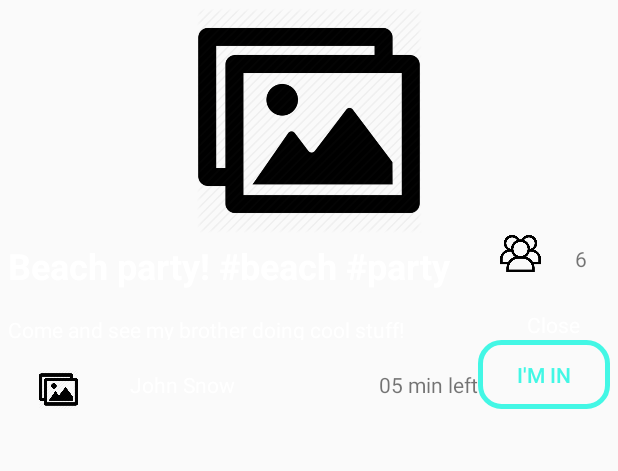
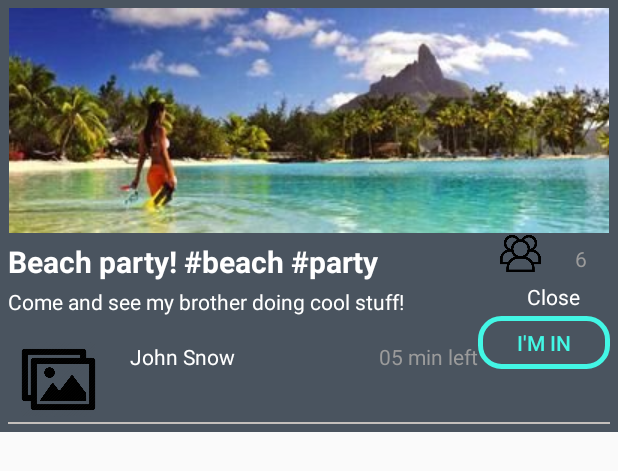
Before and after one commit to deniskovalenko/Garage48-ATM, an Android app: the layout atm_event_view.xml on its own in the app's theme, with its tools: preview values and no code run, on a phone screen of 412 x 824 dp. Shown: the top 471 px of the screen. Run offline under Robolectric (Android 15) with nearby library versions, the phone set to English and light mode, and no system bars.

Commit message:
small fixes to UI

```diff
--- a/app/src/main/java/com/atm/atm/activity/EventCreateActivity.java
+++ b/app/src/main/java/com/atm/atm/activity/EventCreateActivity.java
@@ -53,7 +53,6 @@ public class EventCreateActivity extends AppCompatActivity {
 
             @Override
             public void onClick(View v) {
-                print("camera");
 
                 Intent takePictureIntent = new Intent(MediaStore.ACTION_IMAGE_CAPTURE);
 
@@ -71,17 +70,15 @@ public class EventCreateActivity extends AppCompatActivity {
                         String mCurrentPhotoPath = "file:" + imagepath.getAbsolutePath();
 
                     } catch (IOException ex) {
-                        print("image was not created");
+
                     }
-                    print("imagepath is \"" + imagepath.getAbsolutePath() + "\"");
+
 
                     if (imagepath != null) {
 
                         Uri photoURI = Uri.fromFile(imagepath); //FileProvider.getUriForFile(EventCreateActivity.this.getApplicationContext(), "com.example.android.fileprovider", imagepath);
                         takePictureIntent.putExtra(MediaStore.EXTRA_OUTPUT, photoURI);
                         startActivityForResult(takePictureIntent, REQUEST_IMAGE_CAPTURE);
-                        print("successful");
-
                     }
                 }
 
@@ -111,14 +108,12 @@ public class EventCreateActivity extends AppCompatActivity {
     }
 
     public void onCloseButtonClick(View view) {
-        print("close");
         finish();
     }
     public void onCreateButtonClick (View view) {
         //TODO create event
         //upload
         //get url
-        print("create");
     }
 
     private void print(String info) {
--- a/app/src/main/res/layout/atm_event_view.xml
+++ b/app/src/main/res/layout/atm_event_view.xml
@@ -1,25 +1,26 @@
 <?xml version="1.0" encoding="utf-8"?>
 <LinearLayout xmlns:android="http://schemas.android.com/apk/res/android"
     android:orientation="vertical" android:layout_width="match_parent"
-    android:layout_height="280dp"
-    android:padding="5dp">
+    android:layout_height="wrap_content"
+    android:padding="5dp"
+    android:background="#4A545F">
 <ImageView
     android:layout_width="match_parent"
     android:layout_height="150dp"
     android:id="@+id/event_photo"
-    android:src="@drawable/image_stub"/>
+    android:src="@drawable/pic1"/>
     <LinearLayout
         android:layout_width="match_parent"
-        android:layout_height="51dp">
+        android:layout_height="wrap_content">
         <TextView
             android:layout_marginTop="5dp"
             android:layout_width="0dp"
             android:layout_weight="8"
-            android:layout_height="match_parent"
+            android:layout_height="wrap_content"
             android:id="@+id/event_header_text"
             android:textStyle="bold"
             android:textColor="#FFF"
-            android:textSize="24dp"
+            android:textSize="20dp"
             android:text="Beach party! #beach #party"/>
         <LinearLayout
             android:layout_width="0dp"
@@ -38,6 +39,7 @@
                 android:gravity="center"
                 android:layout_width="match_parent"
                 android:layout_height="34dp"
+                android:textColor="@color/colorInactive"
                 android:text="6" />
         </LinearLayout>
 
@@ -45,10 +47,10 @@
 
     <RelativeLayout
         android:layout_width="match_parent"
-        android:layout_height="66dp">
+        android:layout_height="90dp">
         <TextView
             android:layout_width="20dp"
-            android:layout_height="20dp"
+            android:layout_height="wrap_content"
             android:textColor="#FFF"
             android:id="@+id/event_description_text"
             android:text="Come and see my brother doing cool stuff!"
@@ -60,7 +62,7 @@
             android:layout_toLeftOf="@+id/button_join" />
         <Button
             android:layout_width="wrap_content"
-            android:layout_height="wrap_content"
+            android:layout_height="35dp"
             android:text="I'M IN"
             android:background="@drawable/button_shape"
             android:id="@+id/button_join"
@@ -126,7 +128,8 @@
             android:id="@+id/event_time_left"
             android:layout_alignTop="@+id/host_photo"
             android:layout_toLeftOf="@+id/button_join"
-            android:layout_toStartOf="@+id/button_join" />
+            android:layout_toStartOf="@+id/button_join"
+            android:textColor="@color/colorInactive"/>
     </RelativeLayout>
     <View
         android:layout_marginTop="3dp"
```
